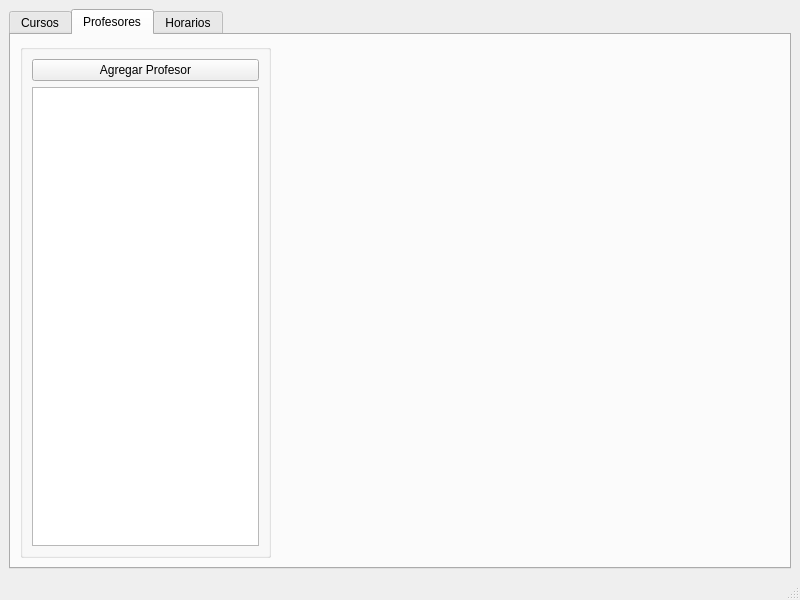
agustin-russo/GHE-Timetabling, file src/ui/ghe_main_window.ui: the form before one commit.
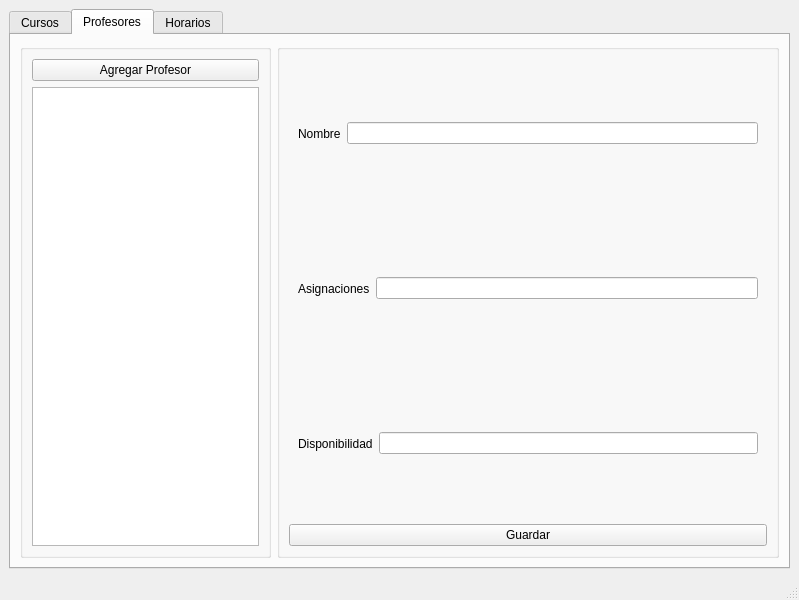
The form after the commit. The open tabs and pages were chosen to show the change. Icons and pictures are not drawn.

The edit to the form file:
```diff
--- a/src/ui/ghe_main_window.ui
+++ b/src/ui/ghe_main_window.ui
@@ -6,7 +6,7 @@
    <rect>
     <x>0</x>
     <y>0</y>
-    <width>800</width>
+    <width>799</width>
     <height>600</height>
    </rect>
   </property>
@@ -81,9 +81,67 @@
          </widget>
         </item>
         <item>
-         <widget class="QStackedWidget" name="datos_profesores">
-          <widget class="QWidget" name="page_5"/>
-          <widget class="QWidget" name="page_6"/>
+         <widget class="QGroupBox" name="caja_edicion_profesores">
+          <property name="title">
+           <string/>
+          </property>
+          <layout class="QVBoxLayout" name="verticalLayout_6">
+           <item>
+            <widget class="QWidget" name="caja_nombre_profesores" native="true">
+             <layout class="QHBoxLayout" name="horizontalLayout_13">
+              <item>
+               <widget class="QLabel" name="l_nombre">
+                <property name="text">
+                 <string>Nombre</string>
+                </property>
+               </widget>
+              </item>
+              <item>
+               <widget class="QLineEdit" name="input_nombre"/>
+              </item>
+             </layout>
+            </widget>
+           </item>
+           <item>
+            <widget class="QWidget" name="caja_asignaciones_profesores" native="true">
+             <layout class="QHBoxLayout" name="horizontalLayout_12">
+              <item>
+               <widget class="QLabel" name="l_asignaciones">
+                <property name="text">
+                 <string>Asignaciones</string>
+                </property>
+               </widget>
+              </item>
+              <item>
+               <widget class="QLineEdit" name="input_asignaciones"/>
+              </item>
+             </layout>
+            </widget>
+           </item>
+           <item>
+            <widget class="QWidget" name="caja_disponibilidad_profesores" native="true">
+             <layout class="QHBoxLayout" name="horizontalLayout_11">
+              <item>
+               <widget class="QLabel" name="l_disponibilidad">
+                <property name="text">
+                 <string>Disponibilidad</string>
+                </property>
+               </widget>
+              </item>
+              <item>
+               <widget class="QLineEdit" name="input_disponibilidad"/>
+              </item>
+             </layout>
+            </widget>
+           </item>
+           <item>
+            <widget class="QPushButton" name="b_guardar_profesores">
+             <property name="text">
+              <string>Guardar</string>
+             </property>
+            </widget>
+           </item>
+          </layout>
          </widget>
         </item>
        </layout>
```
Left out of the diff: 117 changed lines with no effect on the pictures.
